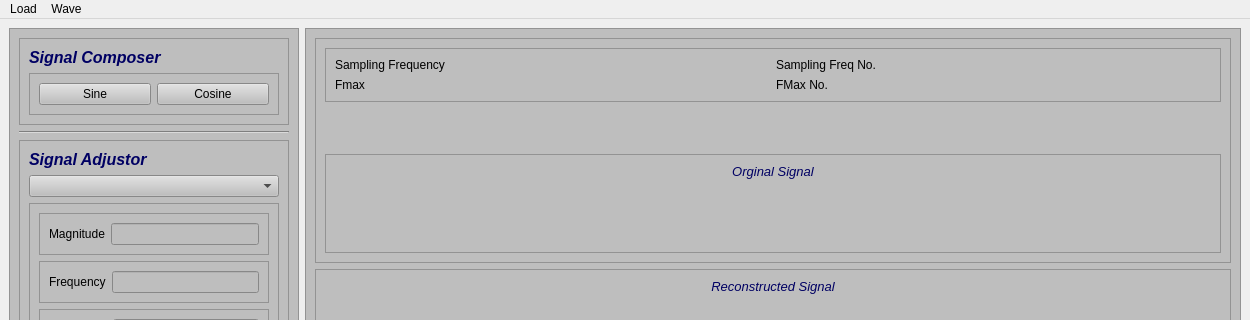
First picture: the form in GUI-3.ui, repository M7mdddibrahim/Signal-Recovery-Studio, before the edit; both pictures show x 0 to 1250 and y 0 to 320 of the 1250 by 765 pixel window.
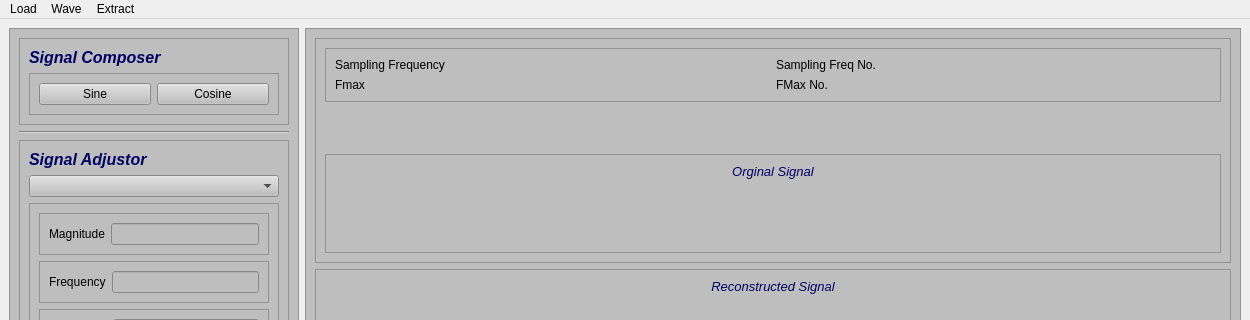
Second picture: the form after the edit.

Commit message: added extract signal functionalty

Patch:
```diff
--- a/GUI-3.ui
+++ b/GUI-3.ui
@@ -515,7 +515,7 @@
      <x>0</x>
      <y>0</y>
      <width>1250</width>
-     <height>21</height>
+     <height>26</height>
     </rect>
    </property>
    <widget class="QMenu" name="menuLoad_Signal">
@@ -530,8 +530,15 @@
     </property>
     <addaction name="actionSampling"/>
    </widget>
+   <widget class="QMenu" name="menuExtract_Signal">
+    <property name="title">
+     <string>Extract</string>
+    </property>
+    <addaction name="actionExtract_Signal"/>
+   </widget>
    <addaction name="menuLoad_Signal"/>
    <addaction name="menuWave"/>
+   <addaction name="menuExtract_Signal"/>
   </widget>
   <widget class="QStatusBar" name="statusbar"/>
   <action name="actionLoad">
```
Left out of the diff: 5 changed lines with no effect on the pictures. The commit also changes 2 other files.
